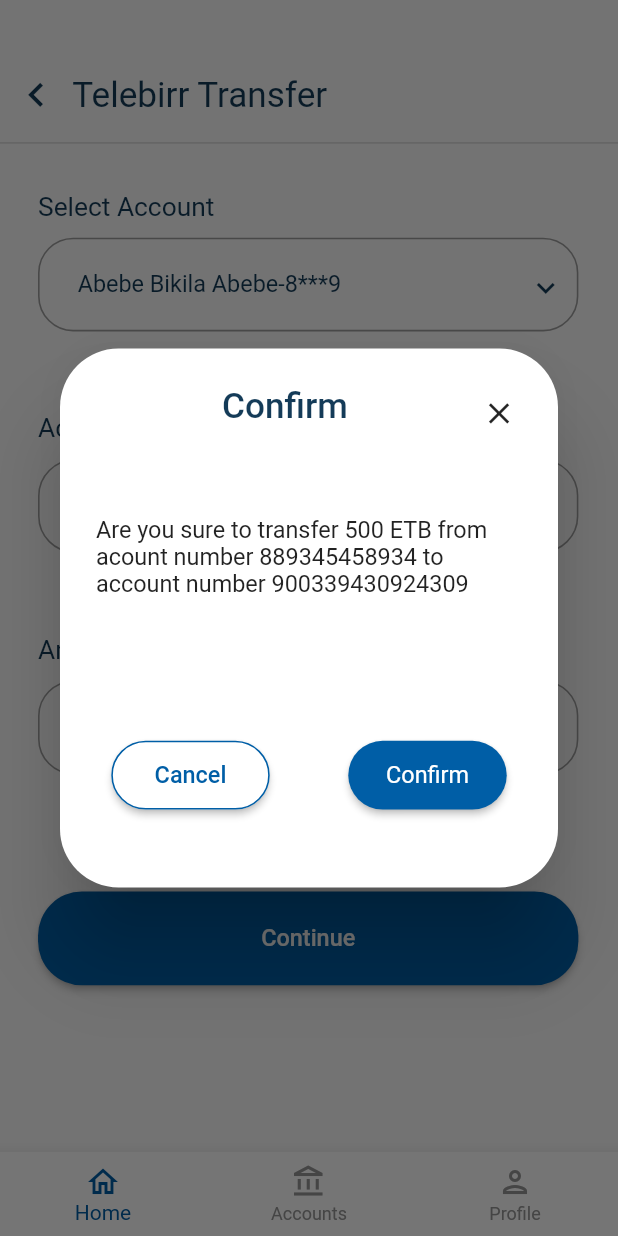
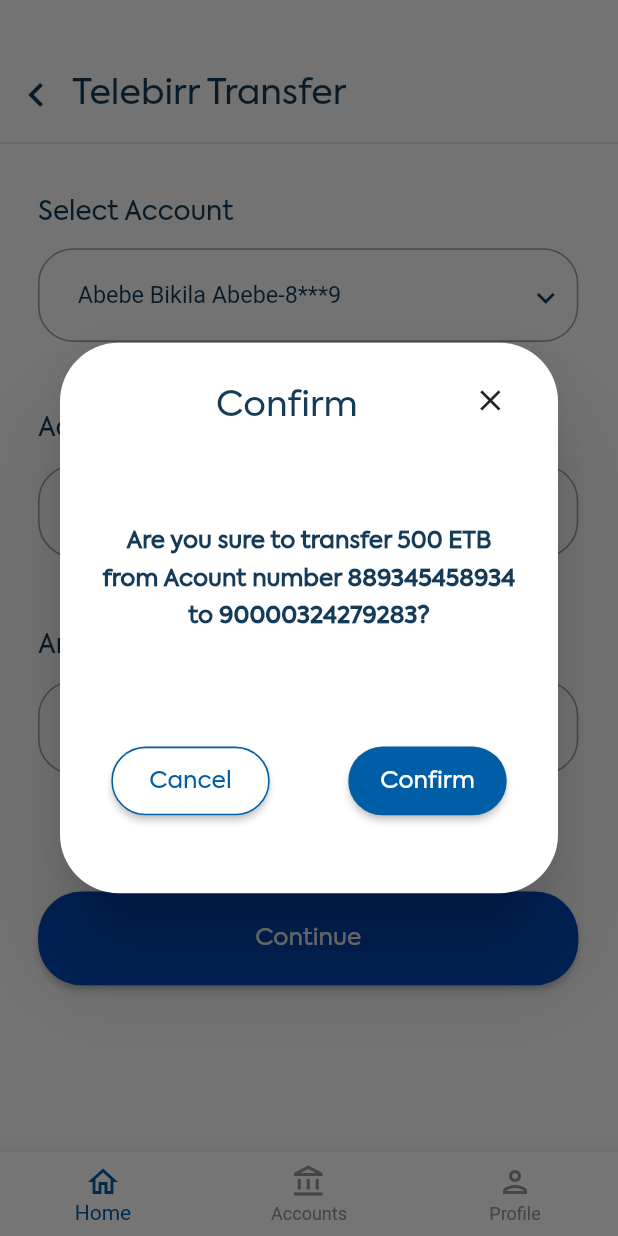
Before and after one commit to Temesgenzewude/Amhara-Bank-Mobile-Banking, a Flutter app: the screen it shows after launch, after a tap on "Continue", on a phone screen of 412 x 824 dp. Run offline on Flutter 3.47's test engine with Material 2 defaults, Android fonts, the light colour scheme and no system bars; our stand-ins replace awesome_dialog, carousel_slider, flutter_svg, get, smooth_page_indicator; missing offline and left inert: flutter_pin_code_fields.

Commit message:
added latest transfer_pages

```diff
--- a/lib/presentation/transfer_pages/reusable_alert_box.dart
+++ b/lib/presentation/transfer_pages/reusable_alert_box.dart
@@ -1,7 +1,5 @@
 import 'package:amhara_bank_mobile_banking/utils/app_dimensions.dart';
 import 'package:flutter/material.dart';
-import 'package:flutter/src/widgets/container.dart';
-import 'package:flutter/src/widgets/framework.dart';
 
 class ReusableAlertBox extends StatefulWidget {
   const ReusableAlertBox({super.key});
@@ -27,7 +25,9 @@
           Text(
             'Confirm',
             style: TextStyle(
-                color: Color(0xFf143B58), fontSize: AppDimension.font24),
+                color: Color(0xFf143B58),
+                fontSize: AppDimension.font24,
+                fontFamily: 'AxiFormaRegular'),
           ),
           SizedBox(
             width: AppDimension.width40,
@@ -35,12 +35,16 @@
           SizedBox(
             width: AppDimension.width24,
             height: AppDimension.height30,
-              child: IconButton(
-                onPressed: () {
+            child: GestureDetector(
+              onTap: () {
                 Navigator.of(context).pop(false);
               },
-                icon: Icon(Icons.close_outlined,size: AppDimension.iconSize24,),
-              ))
+              child: Icon(
+                Icons.close_outlined,
+                size: AppDimension.iconSize24,
+              ),
+            ),
+          )
         ],
       ),
       content: SizedBox(
@@ -51,10 +55,54 @@
             SizedBox(
               height: AppDimension.height40,
             ),
-            Text(
-              'Are you sure to transfer 500 ETB from acount number 889345458934 to account number 900339430924309',
-              style: TextStyle(fontSize: AppDimension.font16),
+            RichText(
+              textAlign: TextAlign.center,
+              text: TextSpan(
+                children: <TextSpan>[
+                  TextSpan(
+                    text: 'Are you sure to transfer 500 ETB from ',
+                    style: TextStyle(
+                        fontWeight: FontWeight.bold,
+                        color: Color(0xFF143B58),
+                        fontSize: AppDimension.font16,
+                        fontFamily: 'AxiFormaRegular'),
                   ),
+                  TextSpan(
+                    text: 'Acount number ',
+                    style: TextStyle(
+                        fontWeight: FontWeight.bold,
+                        color: Color(0xFF143B58),
+                        fontSize: AppDimension.font16,
+                        fontFamily: 'AxiFormaRegular'),
+                  ),
+                  TextSpan(
+                    text: '889345458934 ',
+                    style: TextStyle(
+                        fontWeight: FontWeight.bold,
+                        color: Color(0xFF143B58),
+                        fontSize: AppDimension.font16,
+                        fontFamily: 'AxiFormaMedium'),
+                  ),
+                  TextSpan(
+                    text: 'to ',
+                    style: TextStyle(
+                        fontWeight: FontWeight.bold,
+                        color: Color(0xFF143B58),
+                        fontSize: AppDimension.font16,
+                        fontFamily: 'AxiFormaRegular'),
+                  ),
+                  TextSpan(
+                    text: '90000324279283?',
+                    style: TextStyle(
+                      fontWeight: FontWeight.bold,
+                      color: Color(0xFF143B58),
+                      fontSize: AppDimension.font16,
+                      fontFamily: 'AxiFormaMedium',
+                    ),
+                  ),
+                ],
+              ),
+            )
           ],
         ),
       ),
@@ -78,7 +126,9 @@
                 child: Text(
                   "Cancel",
                   style: TextStyle(
-                      color: Color(0xFF005EA6), fontSize: AppDimension.font16),
+                      color: Color(0xFF005EA6),
+                      fontSize: AppDimension.font16,
+                      fontFamily: "AxiFormaRegular"),
                 ),
               ),
             ),
@@ -99,8 +149,8 @@
                   "Confirm",
                   style: TextStyle(
                       fontSize: AppDimension.font16,
-                    fontWeight: FontWeight.w400
-                  ),
+                      fontWeight: FontWeight.w400,
+                      fontFamily: "AxiFormaRegular"),
                 ),
               ),
             )
--- a/lib/presentation/transfer_pages/telebirr_transfer/telebirr_account_transfer.dart
+++ b/lib/presentation/transfer_pages/telebirr_transfer/telebirr_account_transfer.dart
@@ -7,7 +7,8 @@
   TelebirrAccountTransfer({super.key});
 
   @override
-  State<TelebirrAccountTransfer> createState() => _TelebirrAccountTransferState();
+  State<TelebirrAccountTransfer> createState() =>
+      _TelebirrAccountTransferState();
 }
 
 class _TelebirrAccountTransferState extends State<TelebirrAccountTransfer> {
@@ -23,7 +24,7 @@
   @override
   Widget build(BuildContext context) {
     return Scaffold(
-            resizeToAvoidBottomInset : false,
+      resizeToAvoidBottomInset: false,
       body: SingleChildScrollView(
         child: Column(
           children: [
@@ -42,10 +43,10 @@
                 Text(
                   "Telebirr Transfer",
                   style: TextStyle(
-                    color: Color(0xFF143B58),
-                    fontWeight: FontWeight.w400,
-                    fontSize: AppDimension.font24,
-                  ),
+                      color: Color(0xFF143B58),
+                      fontWeight: FontWeight.w400,
+                      fontSize: AppDimension.font24,
+                      fontFamily: 'AxiFormaRegular'),
                 ),
               ],
             ),
@@ -76,7 +77,8 @@
                                 style: TextStyle(
                                     color: const Color(0xFF143B58),
                                     fontSize: AppDimension.font18,
-                                    fontWeight: FontWeight.w400),
+                                    fontWeight: FontWeight.w400,
+                                    fontFamily: 'AxiFormaRegular'),
                               ),
                               SizedBox(
                                 height: AppDimension.height10,
@@ -138,7 +140,8 @@
                                 style: TextStyle(
                                     color: const Color(0xFF143B58),
                                     fontSize: AppDimension.font18,
-                                    fontWeight: FontWeight.w400),
+                                    fontWeight: FontWeight.w400,
+                                    fontFamily: 'AxiFormaRegular'),
                               ),
                               SizedBox(
                                 height: AppDimension.height10,
@@ -180,7 +183,8 @@
                                 style: TextStyle(
                                     color: const Color(0xFF143B58),
                                     fontSize: AppDimension.font18,
-                                    fontWeight: FontWeight.w400),
+                                    fontWeight: FontWeight.w400,
+                                    fontFamily: 'AxiFormaRegular'),
                               ),
                               SizedBox(
                                 height: AppDimension.height10,
@@ -220,7 +224,7 @@
                         height: AppDimension.contHeight64,
                         child: ElevatedButton(
                           style: ElevatedButton.styleFrom(
-                              backgroundColor: Color(0xFF005EA6),
+                              backgroundColor: Color(0xFF0047BA),
                               shape: RoundedRectangleBorder(
                                 borderRadius: BorderRadius.circular(
                                     AppDimension.radius30),
@@ -230,7 +234,9 @@
                               builder: (_) => ReusableAlertBox()),
                           child: Text(
                             'Continue',
-                            style: TextStyle(fontSize: AppDimension.font16),
+                            style: TextStyle(
+                                fontSize: AppDimension.font16,
+                                fontFamily: 'AxiFormaRegular'),
                           ),
                         ),
                       ),
```
Also changed, not shown: lib/presentation/transfer_pages/own_account_transfer/own_account_transfer.dart (+15 -10 lines), lib/presentation/transfer_pages/successfully_transfered.dart (+26 -15 lines), lib/presentation/transfer_pages/transfer_account.dart (+18 -13 lines). Lines whose indentation alone changed are shown as unchanged.
